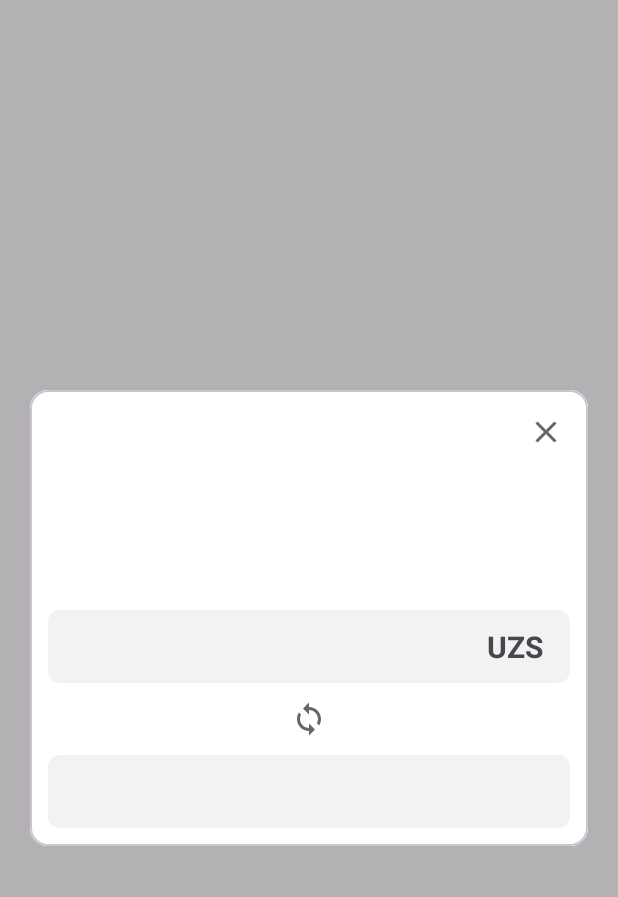
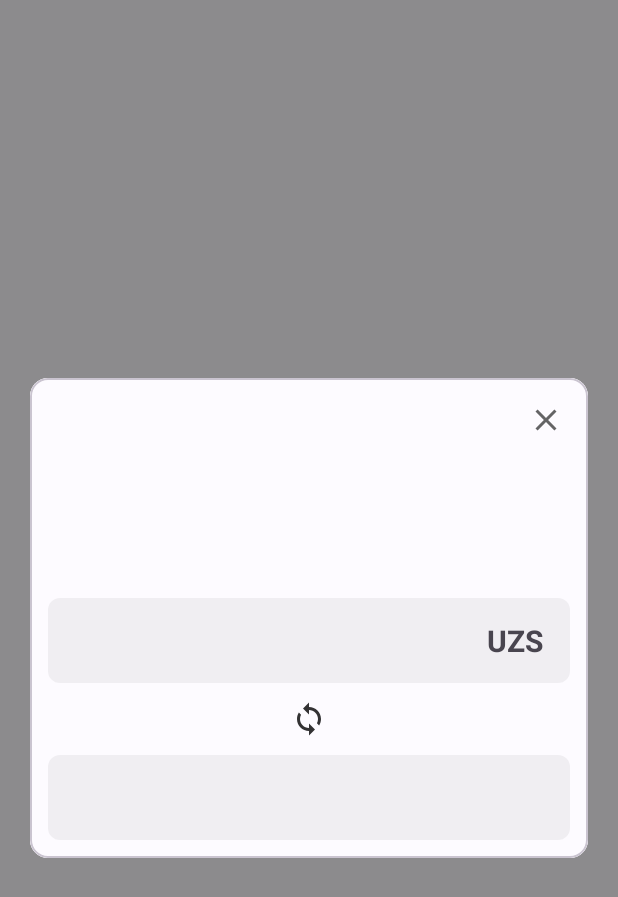
Before and after one commit to UlugbekG/currency-application, an Android app: the layout fragment_exchange.xml on its own in the app's theme, with its tools: preview values and no code run, on a phone screen of 412 x 824 dp. Shown: the top 897 px of the screen. Run offline under Robolectric (Android 15) with nearby library versions, the phone set to English and light mode, and no system bars.

Commit message:
theme changes

```diff
--- a/app/src/main/java/cd/ghost/genusd/screens/view/ExchangeView.kt
+++ b/app/src/main/java/cd/ghost/genusd/screens/view/ExchangeView.kt
@@ -28,6 +28,7 @@ class ExchangeView @JvmOverloads constructor(
     private lateinit var edSCcyWatcher: TextWatcher
     private var uzCcy: String = ""
     private var sCcy: String = ""
+
 
     init {
         val inflater = LayoutInflater.from(context)
--- a/app/src/main/res/drawable/ic_close_24.xml
+++ b/app/src/main/res/drawable/ic_close_24.xml
@@ -1,5 +1,11 @@
-<vector android:alpha="0.6" android:height="24dp" android:tint="#000000"
-    android:viewportHeight="24" android:viewportWidth="24"
-    android:width="24dp" xmlns:android="http://schemas.android.com/apk/res/android">
-    <path android:fillColor="@android:color/white" android:pathData="M19,6.41L17.59,5 12,10.59 6.41,5 5,6.41 10.59,12 5,17.59 6.41,19 12,13.41 17.59,19 19,17.59 13.41,12z"/>
+<vector xmlns:android="http://schemas.android.com/apk/res/android"
+    android:width="24dp"
+    android:height="24dp"
+    android:alpha="0.6"
+    android:viewportWidth="24"
+    android:viewportHeight="24">
+
+    <path
+        android:fillColor="@color/icon_color"
+        android:pathData="M19,6.41L17.59,5 12,10.59 6.41,5 5,6.41 10.59,12 5,17.59 6.41,19 12,13.41 17.59,19 19,17.59 13.41,12z" />
 </vector>
--- a/app/src/main/res/drawable/ic_sync_24.xml
+++ b/app/src/main/res/drawable/ic_sync_24.xml
@@ -1,11 +1,11 @@
 <vector xmlns:android="http://schemas.android.com/apk/res/android"
     android:width="24dp"
     android:height="24dp"
-    android:alpha="0.6"
-    android:tint="#000000"
+    android:alpha="0.8"
     android:viewportWidth="24"
     android:viewportHeight="24">
+
     <path
-        android:fillColor="@android:color/white"
+        android:fillColor="@color/icon_color"
         android:pathData="M12,4L12,1L8,5l4,4L12,6c3.31,0 6,2.69 6,6 0,1.01 -0.25,1.97 -0.7,2.8l1.46,1.46C19.54,15.03 20,13.57 20,12c0,-4.42 -3.58,-8 -8,-8zM12,18c-3.31,0 -6,-2.69 -6,-6 0,-1.01 0.25,-1.97 0.7,-2.8L5.24,7.74C4.46,8.97 4,10.43 4,12c0,4.42 3.58,8 8,8v3l4,-4 -4,-4v3z" />
 </vector>
--- a/app/src/main/res/layout/fragment_exchange.xml
+++ b/app/src/main/res/layout/fragment_exchange.xml
@@ -3,7 +3,7 @@
     android:layout_width="match_parent"
     android:layout_height="match_parent"
     android:layout_gravity="center"
-    android:background="#4B000000"
+    android:background="#72000000"
     android:clickable="true"
     android:focusable="true"
     android:padding="20dp">
--- a/app/src/main/res/layout/view_exchange.xml
+++ b/app/src/main/res/layout/view_exchange.xml
@@ -3,7 +3,8 @@
     xmlns:tools="http://schemas.android.com/tools"
     android:layout_width="match_parent"
     android:layout_height="wrap_content"
-    android:background="@android:color/transparent"
+    android:clickable="true"
+    tools:context=".screens.view.ExchangeView"
     android:focusable="true">
 
     <com.google.android.material.card.MaterialCardView
@@ -14,7 +15,7 @@
         <LinearLayout
             android:layout_width="match_parent"
             android:layout_height="match_parent"
-            android:background="@color/white"
+            android:background="?android:colorBackground"
             android:orientation="vertical">
 
             <ImageButton
@@ -23,8 +24,9 @@
                 android:layout_height="wrap_content"
                 android:layout_gravity="end"
                 android:layout_margin="12dp"
-                android:background="@color/white"
                 android:padding="4dp"
+                android:background="@android:color/transparent"
+                android:contentDescription="@string/close"
                 android:src="@drawable/ic_close_24" />
 
             <LinearLayout
@@ -135,6 +137,8 @@
                     android:layout_width="0dp"
                     android:layout_height="wrap_content"
                     android:layout_weight="1"
+                    android:textSize="24sp"
+                    android:textStyle="bold"
                     android:background="@android:color/transparent"
                     android:inputType="numberDecimal"
                     android:maxLength="24"
@@ -152,7 +156,9 @@
             </LinearLayout>
 
             <ImageView
-                android:layout_width="match_parent"
+                android:layout_width="wrap_content"
+                android:layout_gravity="center"
+                android:contentDescription="@string/sync"
                 android:layout_height="wrap_content"
                 android:src="@drawable/ic_sync_24" />
 
@@ -169,6 +175,8 @@
                     android:layout_width="0dp"
                     android:layout_height="wrap_content"
                     android:layout_weight="1"
+                    android:textSize="24sp"
+                    android:textStyle="bold"
                     android:background="@android:color/transparent"
                     android:inputType="numberDecimal"
                     android:maxLength="24"
--- /dev/null
+++ b/app/src/main/res/values-night/colors.xml
@@ -0,0 +1,3 @@
+<resources>
+    <color name="icon_color">#ffffff</color>
+</resources>
--- a/app/src/main/res/values/colors.xml
+++ b/app/src/main/res/values/colors.xml
@@ -63,4 +63,5 @@
     <color name="md_theme_dark_scrim">#000000</color>
     <color name="black">#000000</color>
     <color name="white">#ffffff</color>
+    <color name="icon_color">#000000</color>
 </resources>
--- a/app/src/main/res/values/strings.xml
+++ b/app/src/main/res/values/strings.xml
@@ -6,4 +6,6 @@
     <!-- TODO: Remove or change this placeholder text -->
     <string name="hello_blank_fragment">Hello blank fragment</string>
     <string name="no_data">There is no data, please try again</string>
+    <string name="close">close</string>
+    <string name="sync">sync</string>
 </resources>
```
